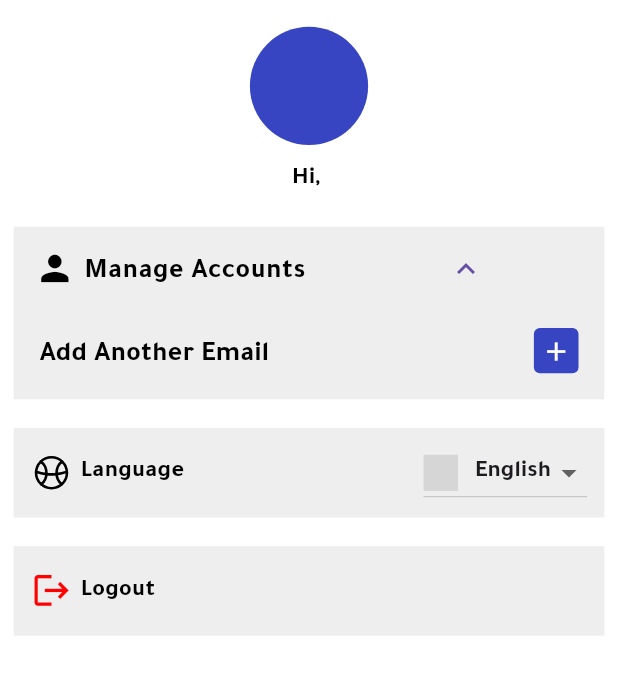
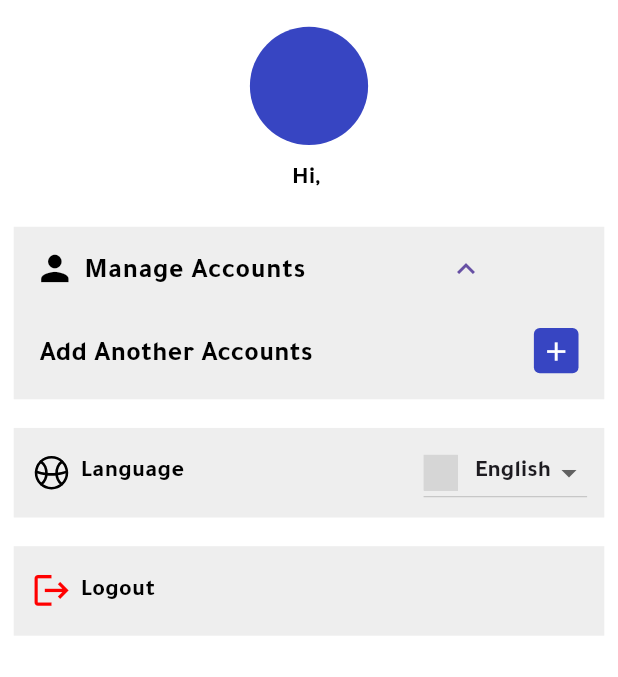
Before and after one commit to BFS-MobileApp/land_lord_statistics, a Flutter app: the SettingScreen screen opened by its route, on a phone screen of 412 x 824 dp, the part 84-761 px from its top. Run offline on Flutter 3.47's test engine with Material 3 defaults, Android fonts, the phone set to English and light mode, and no system bars; our stand-ins replace bloc, dartz, dio, equatable, flutter_bloc, flutter_colorpicker and 8 more; missing offline and left inert: country_flags; accounts and stored records are empty; network calls fail; grey boxes are pictures that could not be loaded.

Commit message:
- New Design - Editing

```diff
--- a/lib/core/utils/local_strings.dart
+++ b/lib/core/utils/local_strings.dart
@@ -14,7 +14,7 @@ class LocalStrings extends Translations {
       "pleaseTryAgain":"من فضلك اعد المحاولة",
       "reloadScreen":"اعادة التحميل",
       "company":"اسم الشركة",
-      "statisticDate":"تاريخ الاحصائيه",
+      "statisticDate":"تاريخ الإحصائية",
       "companies":"الشركات",
       "buildingName":"اسم المبني",
       "error":"خطأ",
@@ -45,12 +45,13 @@ class LocalStrings extends Translations {
       "updatePhase":"هناك نسخة جديدة متاحة من التطبيق، يرجى تحديث التطبيق للاستمتاع بالميزات الجديدة",
       "update":"تحديث",
       "signIn":"تسجيل الدخول",
-      "hi":"اهلا",
+      "hi":"أهلا",
       "language":"اللغة",
-      "manageAccounts":"ادارة الحسابات",
-      "addAnotherMail":"اضافة حساب اخر",
+      "manageAccounts":"إدارة الحسابات",
+      "addAnotherMail":"إضافة حساب أخر",
       "closeAppPhase":"تسجيل الخروج",
-      "deleteAccount":"حذف الحساب"
+      "deleteAccount":"حذف الحساب",
+      "from":"من"
     },
     'en_US': {
       "appName":"Claimizer",
@@ -97,9 +98,10 @@ class LocalStrings extends Translations {
       "hi":"Hi",
       "language":"Language",
       "manageAccounts":"Manage Accounts",
-      "addAnotherMail":"Add Another Email",
+      "addAnotherMail":"Add Another Accounts",
       "closeAppPhase":"Logout",
-      "deleteAccount":"Delete Account"
+      "deleteAccount":"Delete Account",
+      "from":"From"
 
     },
   };
--- a/lib/feature/login/presentation/screen/login_screen.dart
+++ b/lib/feature/login/presentation/screen/login_screen.dart
@@ -51,7 +51,7 @@ class _LoginScreenState extends State<LoginScreen> {
           ),
           Container(
               margin: EdgeInsets.symmetric(horizontal: 15.sp , vertical: ScreenUtil().setHeight(10)),
-              child: TextWidget(text: 'landLordStatistics'.tr,fontSize: 24,fontWeight: FontWeight.bold ,fontColor: AppColors.loginPhaseFontColor,)
+              child: TextWidget(text: 'landlordStatistics'.tr,fontSize: 24,fontWeight: FontWeight.bold ,fontColor: AppColors.loginPhaseFontColor,)
           ),
           Container(
             margin: EdgeInsets.symmetric(horizontal: 10.sp , vertical: ScreenUtil().setHeight(10)),
--- a/lib/feature/splash/presentation/screen/splash_screen.dart
+++ b/lib/feature/splash/presentation/screen/splash_screen.dart
@@ -4,6 +4,7 @@ import 'package:LandlordStatistics/config/arguments/routes_arguments.dart';
 import 'package:LandlordStatistics/config/routes/app_routes.dart';
 import 'package:LandlordStatistics/core/utils/assets_manager.dart';
 import 'package:LandlordStatistics/core/utils/helper.dart';
+import 'package:LandlordStatistics/widgets/logo_widget.dart';
 import 'package:flutter/material.dart';
 import 'package:flutter_screenutil/flutter_screenutil.dart';
 import 'package:shared_preferences/shared_preferences.dart';
@@ -59,6 +60,7 @@ class _SplashScreenState extends State<SplashScreen> {
   @override
   Widget build(BuildContext context) {
     return Scaffold(
+      bottomNavigationBar: const LogoWidget(),
       body: Center(
         child: Image.asset(AssetsManager.logoIcon , height: ScreenUtil().setHeight(65),width: ScreenUtil().setWidth(65),),
       ),
--- a/lib/feature/statistics/presentation/screen/statistic_screen.dart
+++ b/lib/feature/statistics/presentation/screen/statistic_screen.dart
@@ -265,7 +265,7 @@ class _StatisticScreenState extends State<StatisticScreen> {
                   },
                   child: Padding(
                     padding: EdgeInsets.all(8.0.sp),
-                    child: SVGImageWidget(width: ScreenUtil().setWidth(24), height: ScreenUtil().setHeight(24), image: AssetsManager.searchSVG),
+                    child: SVGImageWidget(width: ScreenUtil().setWidth(20), height: ScreenUtil().setHeight(20), image: AssetsManager.searchSVG),
                   ),
                 ),
                 GestureDetector(
--- a/lib/widgets/logo_widget.dart
+++ b/lib/widgets/logo_widget.dart
@@ -1,6 +1,7 @@
 import 'package:LandlordStatistics/core/utils/app_colors.dart';
 import 'package:flutter/material.dart';
 import 'package:flutter_screenutil/flutter_screenutil.dart';
+import 'package:get/get.dart';
 import 'package:url_launcher/url_launcher.dart';
 
 
@@ -20,16 +21,13 @@ class LogoWidget extends StatelessWidget {
       height: ScreenUtil().setHeight(72),
       color: Colors.transparent,
       elevation: 0,
-      child: Container(
-        //margin: EdgeInsets.only(bottom: ScreenUtil().setHeight(10)),
+      child: InkWell(
+        onTap: _launchUrl,
         child: Column(
           children: [
-            Text('From' , style: TextStyle(fontWeight: FontWeight.w400 , color: const Color(0xFF808080) , fontSize: 12.sp),),
+            Text('From'.tr , style: TextStyle(fontWeight: FontWeight.w400 , color: const Color(0xFF808080) , fontSize: 12.sp),),
             Text('Be Falcon Solutions' , style: TextStyle(fontWeight: FontWeight.w800 , color: AppColors.black , fontSize: 14.sp),),
-            InkWell(
-              onTap: _launchUrl,
-              child: Text('www.befalcon.com' , style: TextStyle(fontWeight: FontWeight.w600 , color: AppColors.loginPhaseFontColor , fontSize: 12.sp),),
-            )
+            Text('www.befalcon.com' , style: TextStyle(fontWeight: FontWeight.w600 , color: AppColors.loginPhaseFontColor , fontSize: 12.sp),),
           ],
         ),
       ),
```
